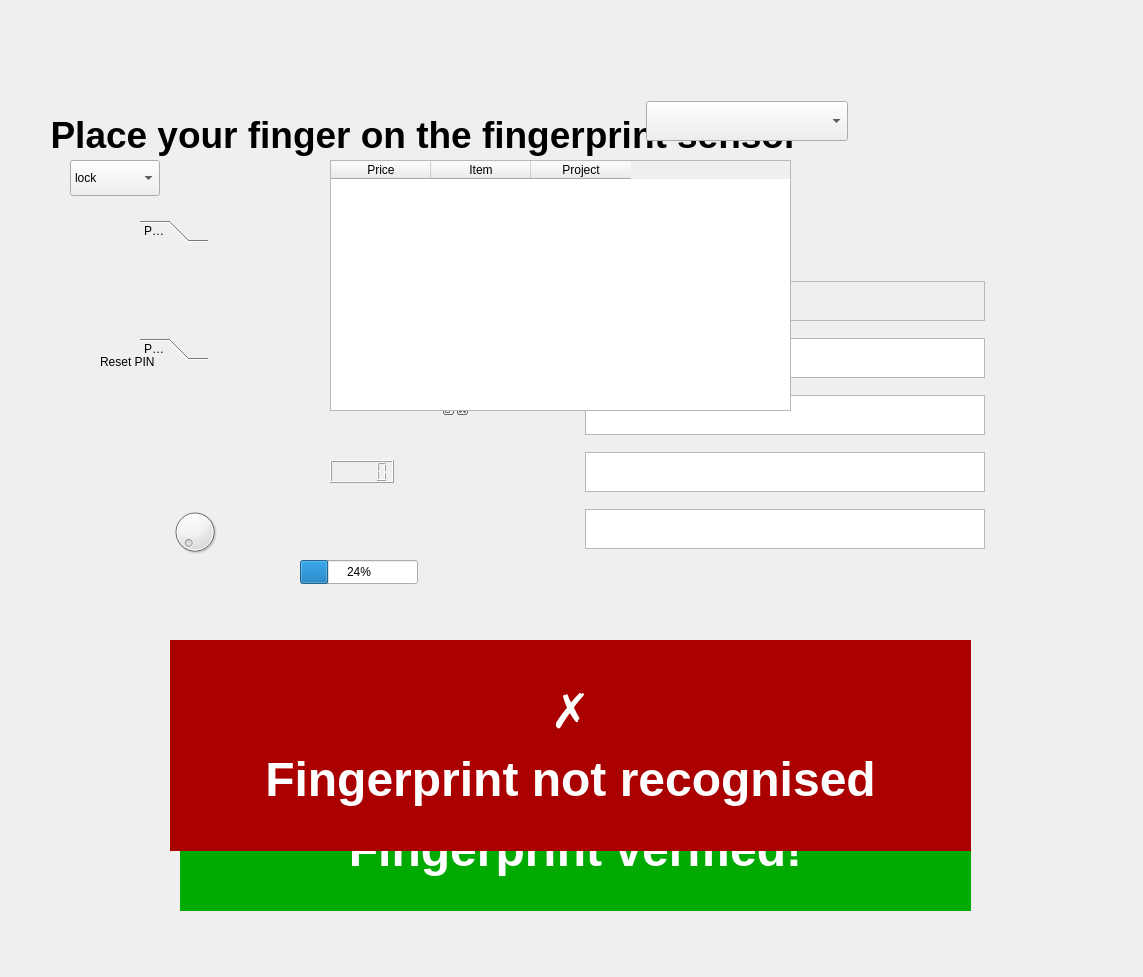
Before: the Qt Designer form scratchpad.ui in arc-bphc/sims-gui, drawn with Qt 5.
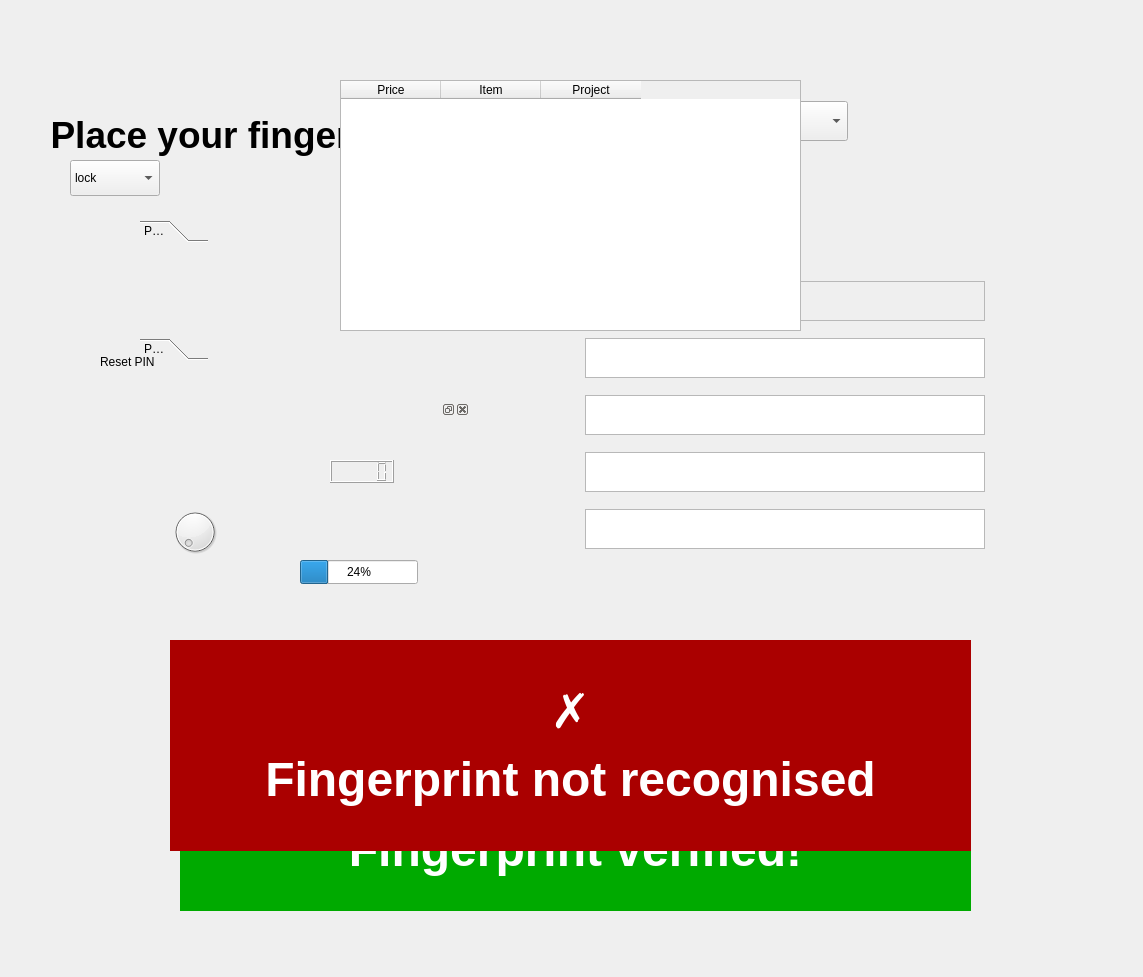
After: the same form once the commit is applied. Icons and pictures are not drawn.

Patch:
```diff
--- a/scratchpad.ui
+++ b/scratchpad.ui
@@ -481,8 +481,8 @@
   <widget class="QTableWidget" name="tableWidget">
    <property name="geometry">
     <rect>
-     <x>330</x>
-     <y>160</y>
+     <x>340</x>
+     <y>80</y>
      <width>461</width>
      <height>251</height>
     </rect>
@@ -506,8 +506,8 @@
   <widget class="QLabel" name="label_6">
    <property name="geometry">
     <rect>
-     <x>210</x>
-     <y>90</y>
+     <x>260</x>
+     <y>470</y>
      <width>321</width>
      <height>181</height>
     </rect>
```
